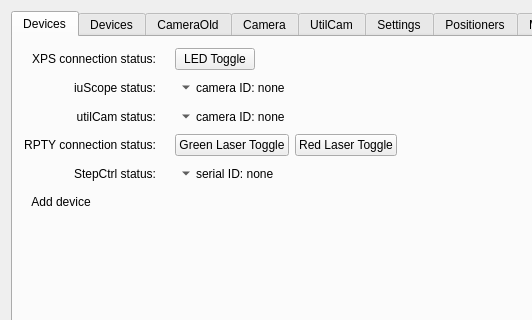
Before: the Qt Designer form GUI/mainwindow.ui in mvxe/MLA-CS, drawn with Qt 5; both pictures show x 0 to 532 and y 0 to 320 of the 1188 by 1007 pixel window.
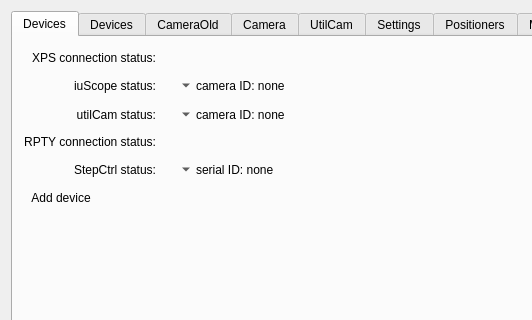
After: the same form once the commit is applied. Icons and pictures are not drawn. Custom widgets are drawn as their Qt base class.

Commit message: moved red, green laser ctrl to tab_camera added write proc

```diff
--- a/GUI/mainwindow.ui
+++ b/GUI/mainwindow.ui
@@ -403,20 +403,6 @@
         </item>
         <item row="3" column="4">
          <layout class="QHBoxLayout" name="horizontalLayout_22">
-          <item>
-           <widget class="QPushButton" name="pushButton_14">
-            <property name="text">
-             <string>Green Laser Toggle</string>
-            </property>
-           </widget>
-          </item>
-          <item>
-           <widget class="QPushButton" name="pushButton_15">
-            <property name="text">
-             <string>Red Laser Toggle</string>
-            </property>
-           </widget>
-          </item>
           <item>
            <spacer name="horizontalSpacer_9">
             <property name="orientation">
@@ -434,13 +420,6 @@
         </item>
         <item row="0" column="4">
          <layout class="QHBoxLayout" name="horizontalLayout_23">
-          <item>
-           <widget class="QPushButton" name="pushButton_16">
-            <property name="text">
-             <string>LED Toggle</string>
-            </property>
-           </widget>
-          </item>
           <item>
            <spacer name="horizontalSpacer_2">
             <property name="orientation">
```
The commit also changes 9 other files.
